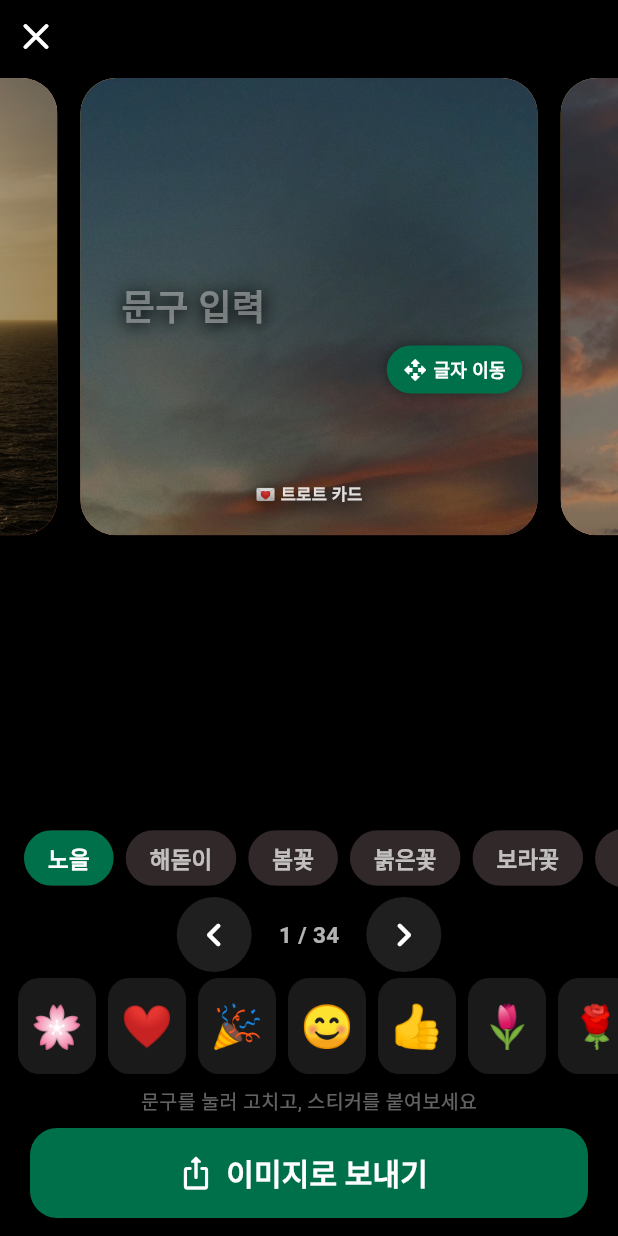
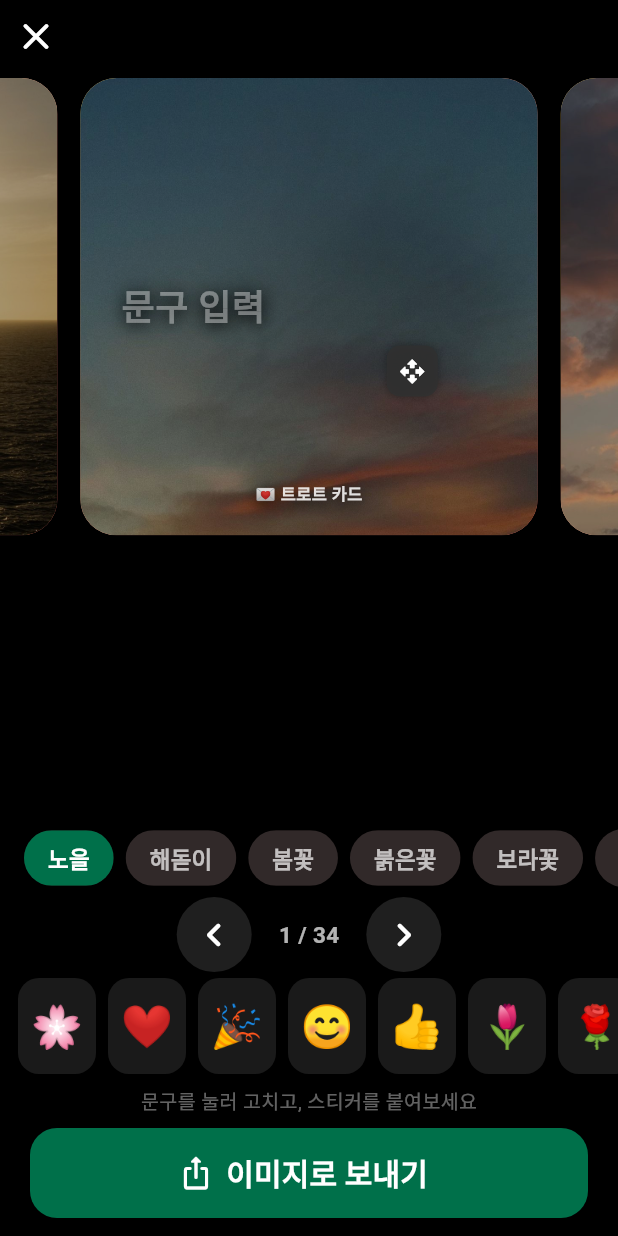
Before and after one commit to leentj-dev/trotcard, a Flutter app: the EditShareScreen screen opened directly with empty values, on a phone screen of 412 x 824 dp. Run offline on Flutter 3.47's test engine with Material 3 defaults, Android fonts, the phone set to English and light mode, and no system bars; our stand-ins replace cached_network_image, cloud_firestore, firebase_core, firebase_remote_config, google_mobile_ads, package_info_plus and 3 more; accounts and stored records are empty; network calls fail.

Commit message:
feat: 글자 이동 핸들 접기/펴기 (기본 접힘, 작은 아이콘→핸들)
- _moveOpen 토글: 접힘=작은 이동 아이콘, 펴면 드래그 핸들+닫기
- version 1.0.0+19

Co-Authored-By: Claude Opus 4.8 (1M context) <noreply@anthropic.com>

```diff
--- a/app/lib/widgets/greeting_card.dart
+++ b/app/lib/widgets/greeting_card.dart
@@ -354,6 +354,8 @@ class _EditShareScreenState extends State<EditShareScreen>
 
   // 문구 위치(정규화 0~1, 카드 기준). 손잡이로 옮긴다. 기본 가운데.
   Offset _textPos = const Offset(0.5, 0.5);
+  // 글자 이동 핸들 펼침 여부. 기본 접힘(작은 아이콘) → 카드 깔끔.
+  bool _moveOpen = false;
 
   static const _palette = [
     '🌸','❤️','🎉','😊','👍','🌷','🌹','✨','🥰','💐',
@@ -755,14 +757,23 @@ class _EditShareScreenState extends State<EditShareScreen>
           ),
         ),
       ),
-      // 글자 이동 손잡이 — 글자 오른쪽 아래(글자 안 가림). 드래그로 문구 이동. 캡처엔 미표시.
+      // 글자 이동 — 글자 오른쪽 아래. 접힘=작은 아이콘, 펼침=드래그 핸들. 캡처엔 미표시.
       if (!capture)
         Positioned(
           left: (_textPos.dx * side + side * 0.17)
-              .clamp(0.0, side - side * 0.16),
+              .clamp(0.0, side - (_moveOpen ? side * 0.46 : side * 0.13)),
           top: (_textPos.dy * side + side * 0.085)
-              .clamp(0.0, side - side * 0.11),
-          child: _textMoveHandle(side),
+              .clamp(0.0, side - side * 0.12),
+          child: _moveOpen
+              ? Row(
+                  mainAxisSize: MainAxisSize.min,
+                  children: [
+                    _textMoveHandle(side),
+                    const SizedBox(width: 4),
+                    _moveToggle(false, Icons.close_rounded),
+                  ],
+                )
+              : _moveToggle(true, Icons.open_with_rounded),
         ),
       // 브랜드 — 카드 맨 하단
       Positioned(
@@ -786,6 +797,25 @@ class _EditShareScreenState extends State<EditShareScreen>
       child: capture
           ? RepaintBoundary(key: _boundaryKey, child: stack)
           : stack,
+    );
+  }
+
+  /// 글자 이동 접기/펴기 버튼.
+  Widget _moveToggle(bool open, IconData icon) {
+    return GestureDetector(
+      behavior: HitTestBehavior.opaque,
+      onTap: () => setState(() => _moveOpen = open),
+      child: Container(
+        width: 34,
+        height: 34,
+        alignment: Alignment.center,
+        decoration: BoxDecoration(
+          color: const Color(0xE6303030),
+          borderRadius: BorderRadius.circular(9),
+          boxShadow: const [BoxShadow(color: Color(0x55000000), blurRadius: 4)],
+        ),
+        child: Icon(icon, color: Colors.white, size: 18),
+      ),
     );
   }
 
--- a/app/pubspec.yaml
+++ b/app/pubspec.yaml
@@ -2,7 +2,7 @@ name: trotcard
 description: "트로트 카드 — 트롯을 들으며 마음 카드를 나누는 시니어용 앱."
 publish_to: 'none'
 
-version: 1.0.0+18
+version: 1.0.0+19
 
 environment:
   sdk: ^3.11.1
```
